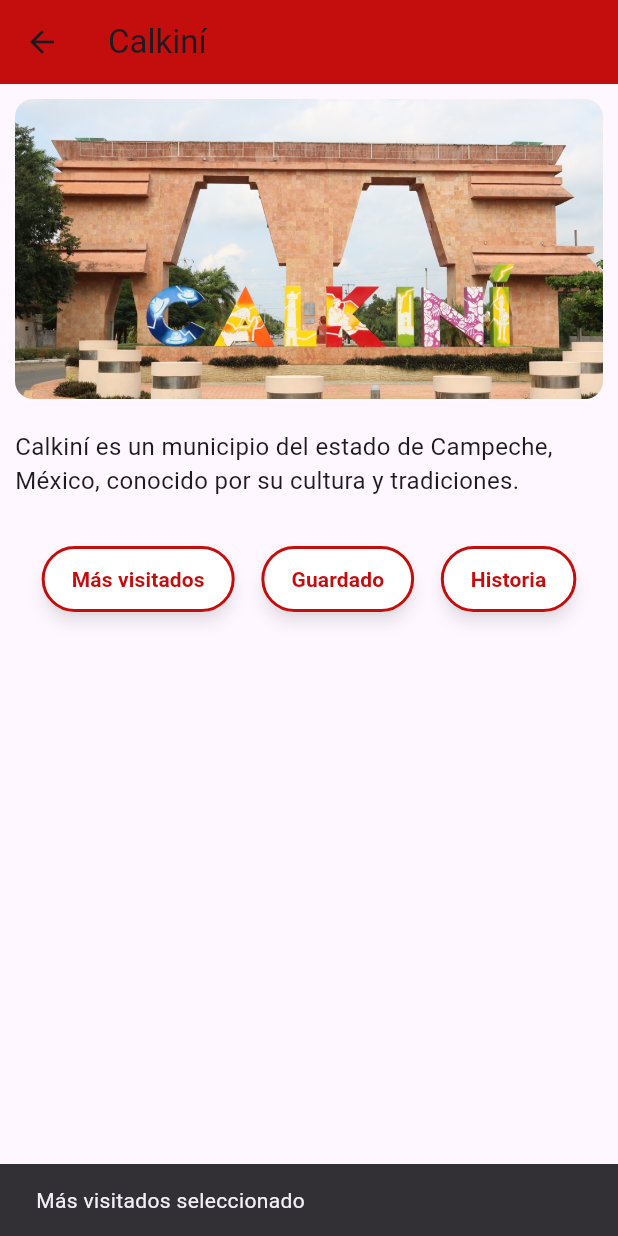
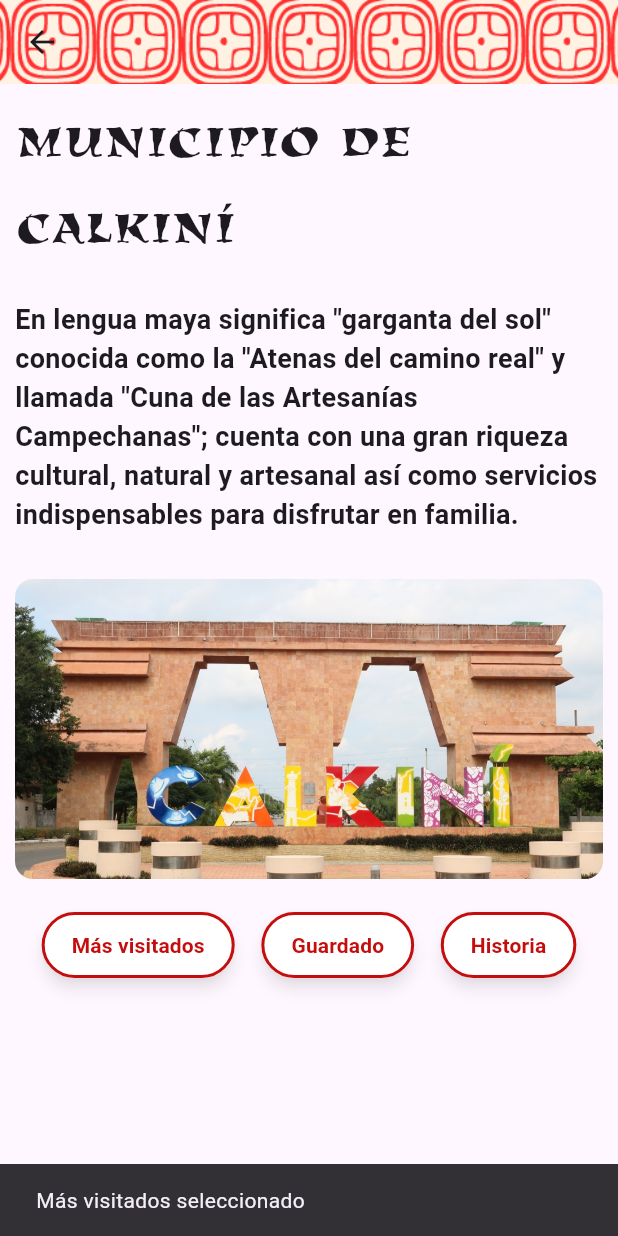
Before and after one commit to Fernando-Puc/GeoCam, a Flutter app: the PantallaCK screen opened directly, after a tap on "Más visitados", on a phone screen of 412 x 824 dp. Run offline on Flutter 3.47's test engine with Material 3 defaults, Android fonts, the phone set to English and light mode, and no system bars.

Commit message:
cambios pantallaCK

```diff
--- a/geo_cam_app/lib/data/municipality/calkini/calkini.json
+++ b/geo_cam_app/lib/data/municipality/calkini/calkini.json
@@ -1,6 +1,9 @@
 {
   "name": "Calkiní",
+  "appbarimage": "lib/assets/images/DiseñoHF.png",
+  "title": "MUNICIPIO DE CALKINÍ",
   "image": "lib/assets/images/calkini.jpg",
-  "description": "Calkiní es un municipio del estado de Campeche, México, conocido por su cultura y tradiciones.",
+  "description": "En lengua maya significa \"garganta del sol\" conocida como la \"Atenas del camino real\" y llamada \"Cuna de las Artesanías Campechanas\"; cuenta con una gran riqueza cultural, natural y artesanal así como servicios indispensables para disfrutar en familia.",
   "options": ["Más visitados", "Guardado", "Historia"]
+
 }
--- a/geo_cam_app/lib/screens/pantallaCK.dart
+++ b/geo_cam_app/lib/screens/pantallaCK.dart
@@ -1,6 +1,7 @@
 import 'dart:convert';
 import 'package:flutter/material.dart';
 import 'package:flutter/services.dart';
+
 class PantallaCK extends StatefulWidget {
   const PantallaCK({super.key});
 
@@ -19,11 +20,11 @@ class _PantallaCKState extends State<PantallaCK> {
   }
 
   Future<void> _loadMunicipalityData() async {
-    // imagen
     final String response = await rootBundle.loadString(
       'lib/data/municipality/calkini/calkini.json',
     );
-    final data = await json.decode(response);
+
+    final data = json.decode(response);
 
     setState(() {
       municipalityData = data;
@@ -41,15 +42,48 @@ class _PantallaCKState extends State<PantallaCK> {
 
     return Scaffold(
       appBar: AppBar(
-        title: Text(municipalityData['name']),
-        backgroundColor: const Color.fromARGB(255, 196, 14, 14),
+        centerTitle: true,
+        flexibleSpace: Stack(
+          fit: StackFit.expand,
+          children: [
+            Image.asset(
+              municipalityData['appbarimage'],
+              fit: BoxFit.cover,
             ),
+          ],
+        ),
+        backgroundColor: Colors.transparent,
+      ),
+
       body: SingleChildScrollView(
         padding: const EdgeInsets.all(10),
         child: Column(
           crossAxisAlignment: CrossAxisAlignment.start,
           children: [
-            // Imagen del municipio
+            // texto del municipio
+            Text(
+              municipalityData['title'],
+              style: const TextStyle(
+                  fontSize: 40,
+                  fontFamily: "Kigali_Lx_Regular", // usa el family del pubspec
+                  fontWeight: FontWeight.w100,
+                  letterSpacing: 2),
+            ),
+
+            const SizedBox(height: 20),
+
+            // descripcion del municipio
+            Text(
+              municipalityData['description'],
+              style: const TextStyle(
+                fontSize: 18,
+                fontWeight: FontWeight.bold,
+              ),
+            ),
+
+            const SizedBox(height: 30),
+
+            // imagen del municipio
             ClipRRect(
               borderRadius: BorderRadius.circular(12),
               child: Image.asset(
@@ -59,26 +93,21 @@ class _PantallaCKState extends State<PantallaCK> {
                 fit: BoxFit.cover,
               ),
             ),
+
             const SizedBox(height: 20),
 
-            // Descripción
-            Text(
-              municipalityData['description'],
-              style: const TextStyle(fontSize: 16),
-            ),
-            const SizedBox(height: 30),
-
-            // Botones de opciones mejorados
+            // botones
             Row(
               mainAxisAlignment: MainAxisAlignment.spaceEvenly,
               children: List.generate(
                 municipalityData['options'].length,
                 (index) => ElevatedButton(
                   onPressed: () {
-        // si se presiona
                     ScaffoldMessenger.of(context).showSnackBar(
                       SnackBar(
-            content: Text('${municipalityData['options'][index]} seleccionado'),
+                        content: Text(
+                          '${municipalityData['options'][index]} seleccionado',
+                        ),
                       ),
                     );
                   },
@@ -87,10 +116,14 @@ Row(
                     foregroundColor: const Color.fromARGB(255, 196, 14, 14),
                     shadowColor: Colors.black45,
                     elevation: 4,
-        padding: const EdgeInsets.symmetric(horizontal: 20, vertical: 12),
+                    padding: const EdgeInsets.symmetric(
+                        horizontal: 20, vertical: 12),
                     shape: RoundedRectangleBorder(
                       borderRadius: BorderRadius.circular(25),
-          side: const BorderSide(color: Color.fromARGB(255, 196, 14, 14), width: 2),
+                      side: const BorderSide(
+                        color: Color.fromARGB(255, 196, 14, 14),
+                        width: 2,
+                      ),
                     ),
                   ),
                   child: Text(
@@ -103,7 +136,7 @@ Row(
                   ),
                 ),
               ),
-)
+            ),
           ],
         ),
       ),
--- a/geo_cam_app/pubspec.yaml
+++ b/geo_cam_app/pubspec.yaml
@@ -56,10 +56,16 @@ flutter:
   # included with your application, so that you can use the icons in
   # the material Icons class.
   uses-material-design: true
+  fonts:
+      - family: Kigali_Lx_Regular
+        fonts:
+          - asset: lib/assets/fonts/Kigali_Lx_Regular.otf
+
 
   assets:
     - lib/assets/images/
     - lib/data/municipality/calkini/
+    - lib/assets/images/DiseñoHF.png
   # To add assets to your application, add an assets section, like this:
   # assets:
   #   - images/a_dot_burr.jpeg
```
Also changed, not shown: geo_cam_app/lib/assets/fonts/Kigali_Lx_Regular.otf (added), geo_cam_app/lib/assets/images/DiseñoHF.png (added). Lines whose indentation alone changed are shown as unchanged.
